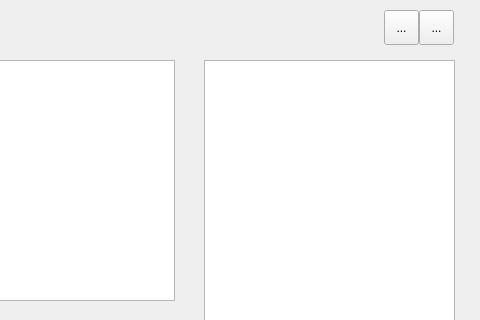
Before: the Qt Designer form multichatdlg.ui in hk029/LetChat, drawn with Qt 5; both pictures show x 256 to 736 and y 0 to 320 of the 736 by 515 pixel window.
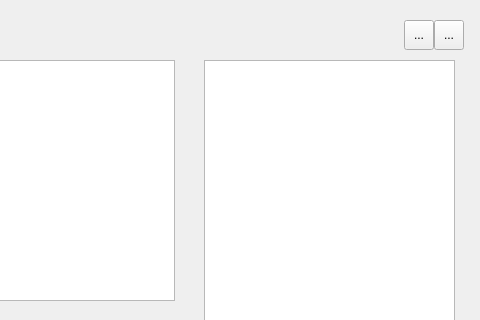
After: the same form once the commit is applied.

Diff of the .ui file:
```diff
--- a/multichatdlg.ui
+++ b/multichatdlg.ui
@@ -85,10 +85,10 @@
   <widget class="QToolButton" name="icon_close">
    <property name="geometry">
     <rect>
-     <x>675</x>
-     <y>10</y>
-     <width>35</width>
-     <height>35</height>
+     <x>690</x>
+     <y>20</y>
+     <width>30</width>
+     <height>30</height>
     </rect>
    </property>
    <property name="text">
@@ -98,10 +98,10 @@
   <widget class="QToolButton" name="icon_mini">
    <property name="geometry">
     <rect>
-     <x>640</x>
-     <y>10</y>
-     <width>35</width>
-     <height>35</height>
+     <x>660</x>
+     <y>20</y>
+     <width>30</width>
+     <height>30</height>
     </rect>
    </property>
    <property name="text">
```
